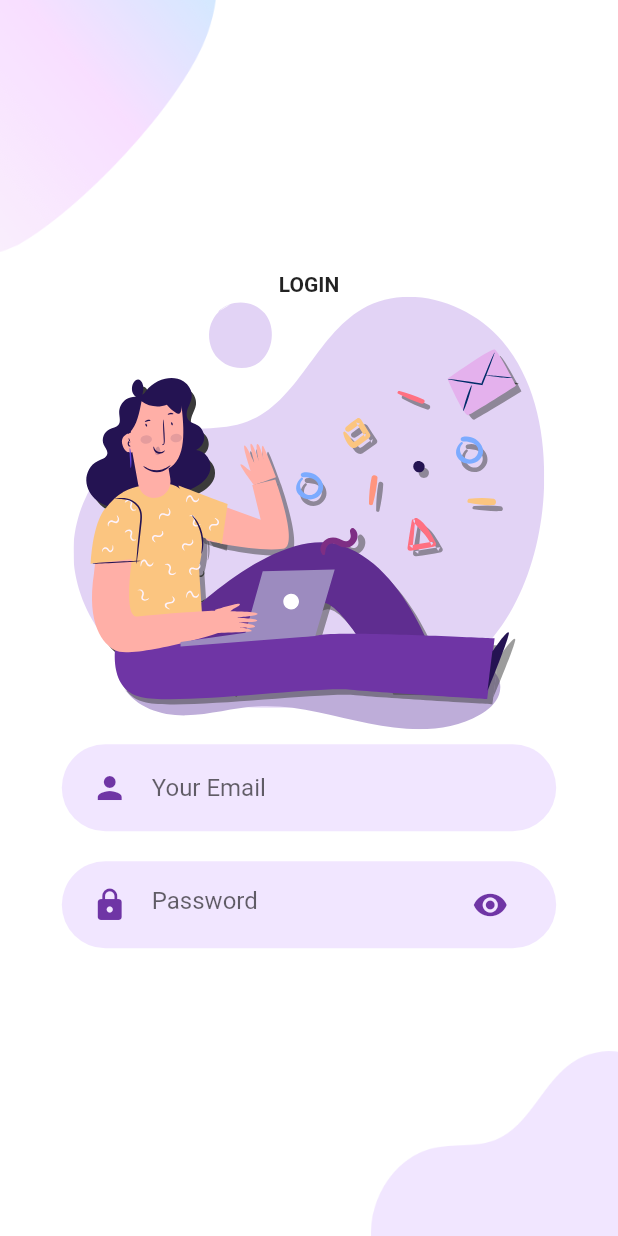
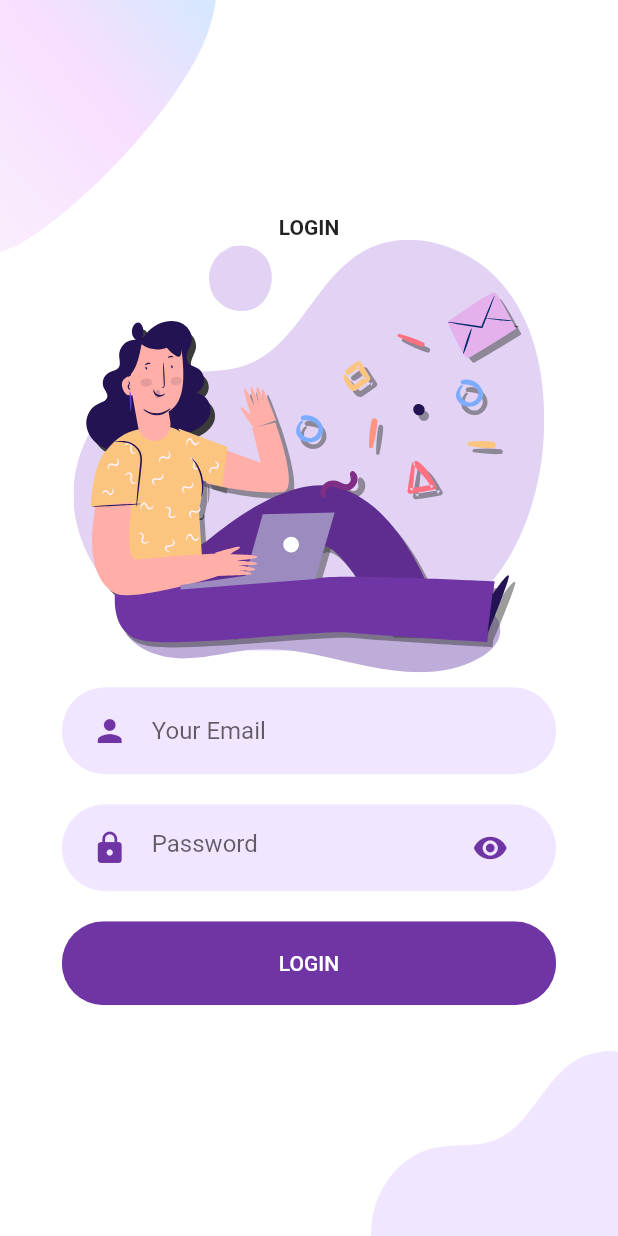
Before and after one commit to PawankumarPK/GamingApp, a Flutter app: the screen it shows after launch, after a tap on "LOGIN", on a phone screen of 412 x 824 dp. Run offline on Flutter 3.47's test engine with Material 2 defaults, Android fonts, the phone set to English and light mode, and no system bars; our stand-ins replace flutter_svg.

Commit message:
login button added in login screen and referect code

```diff
--- a/lib/screens/Welcome/login/component/body.dart
+++ b/lib/screens/Welcome/login/component/body.dart
@@ -1,6 +1,8 @@
+import 'package:agami_dummy/component/rounded_button.dart';
 import 'package:agami_dummy/constant.dart';
 import 'package:agami_dummy/screens/Welcome/login/component/background.dart';
 import 'package:agami_dummy/screens/Welcome/login/component/round_input_field.dart';
+import 'package:agami_dummy/screens/Welcome/login/component/rounded_password_field.dart';
 import 'package:agami_dummy/screens/Welcome/login/component/textfield_container.dart';
 import 'package:flutter/material.dart';
 import 'package:flutter_svg/flutter_svg.dart';
@@ -26,23 +28,12 @@ class Body extends StatelessWidget {
               hintText: "Your Email",
               onChanged: (value) {},
             ),
-            TextFieldContainer(
-              child: TextField(
-                obscureText: true,
-                decoration: InputDecoration(
-                  hintText: "Password",
-                  icon: Icon(
-                    Icons.lock,
-                    color:kPrimaryColor
-                  ),
-                  suffixIcon: Icon(
-                    Icons.visibility,
-                    color: kPrimaryColor,
-                  ),
-                  border: InputBorder.none
-                ),
-              ),
-            )
+            RoundedPasswordField(onChanged: (value){},
+            ),
+            RoundedButton(
+              text: "LOGIN",
+              press: (){},
+            ),
           ],
         ),
       ),
--- /dev/null
+++ b/lib/screens/Welcome/login/component/rounded_password_field.dart
@@ -0,0 +1,31 @@
+import 'package:agami_dummy/screens/Welcome/login/component/textfield_container.dart';
+import 'package:flutter/material.dart';
+
+import '../../../../constant.dart';
+
+class RoundedPasswordField extends StatelessWidget {
+
+  final ValueChanged<String> onChanged;
+
+  const RoundedPasswordField({
+    Key key, this.onChanged,
+  }) : super(key: key);
+
+  @override
+  Widget build(BuildContext context) {
+    return TextFieldContainer(
+      child: TextField(
+        obscureText: true,
+        onChanged: onChanged,
+        decoration: InputDecoration(
+            hintText: "Password",
+            icon: Icon(Icons.lock, color: kPrimaryColor),
+            suffixIcon: Icon(
+              Icons.visibility,
+              color: kPrimaryColor,
+            ),
+            border: InputBorder.none),
+      ),
+    );
+  }
+}
```
